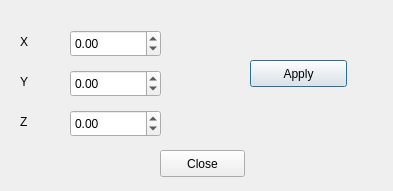
Old version of the form 3DMetrics/edit_offset_model.ui in the repository IfremerUnderwater/3DMetrics.
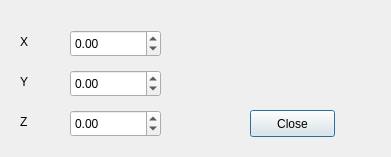
New version of the form.

```diff
--- a/3DMetrics/edit_offset_model.ui
+++ b/3DMetrics/edit_offset_model.ui
@@ -6,8 +6,8 @@
    <rect>
     <x>0</x>
     <y>0</y>
-    <width>393</width>
-    <height>191</height>
+    <width>391</width>
+    <height>157</height>
    </rect>
   </property>
   <property name="windowTitle">
@@ -16,8 +16,8 @@
   <widget class="QPushButton" name="valid_btn">
    <property name="geometry">
     <rect>
-     <x>160</x>
-     <y>150</y>
+     <x>250</x>
+     <y>110</y>
      <width>85</width>
      <height>27</height>
     </rect>
@@ -119,22 +119,6 @@
     <double>999.990000000000009</double>
    </property>
   </widget>
-  <widget class="QPushButton" name="apply_btn">
-   <property name="geometry">
-    <rect>
-     <x>250</x>
-     <y>60</y>
-     <width>97</width>
-     <height>27</height>
-    </rect>
-   </property>
-   <property name="text">
-    <string>Apply</string>
-   </property>
-   <property name="default">
-    <bool>true</bool>
-   </property>
-  </widget>
  </widget>
  <resources/>
  <connections/>
```
